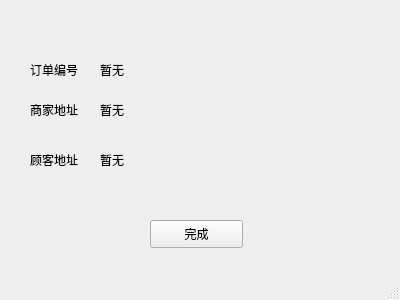
The window that component_order.ui (hzf644/QT-homework) describes before a commit, drawn with Qt 5.
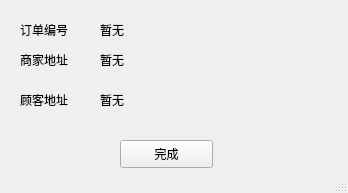
The same window after the commit.

```diff
--- a/component_order.ui
+++ b/component_order.ui
@@ -6,8 +6,8 @@
    <rect>
     <x>0</x>
     <y>0</y>
-    <width>400</width>
-    <height>300</height>
+    <width>348</width>
+    <height>193</height>
    </rect>
   </property>
   <property name="windowTitle">
@@ -17,8 +17,8 @@
    <widget class="QLabel" name="label">
     <property name="geometry">
      <rect>
-      <x>30</x>
-      <y>100</y>
+      <x>20</x>
+      <y>50</y>
       <width>69</width>
       <height>19</height>
      </rect>
@@ -30,8 +30,8 @@
    <widget class="QLabel" name="label_2">
     <property name="geometry">
      <rect>
-      <x>30</x>
-      <y>150</y>
+      <x>20</x>
+      <y>90</y>
       <width>69</width>
       <height>19</height>
      </rect>
@@ -44,7 +44,7 @@
     <property name="geometry">
      <rect>
       <x>100</x>
-      <y>100</y>
+      <y>50</y>
       <width>261</width>
       <height>19</height>
      </rect>
@@ -57,7 +57,7 @@
     <property name="geometry">
      <rect>
       <x>100</x>
-      <y>150</y>
+      <y>90</y>
       <width>261</width>
       <height>19</height>
      </rect>
@@ -69,8 +69,8 @@
    <widget class="QLabel" name="label_3">
     <property name="geometry">
      <rect>
-      <x>30</x>
-      <y>60</y>
+      <x>20</x>
+      <y>20</y>
       <width>69</width>
       <height>19</height>
      </rect>
@@ -83,7 +83,7 @@
     <property name="geometry">
      <rect>
       <x>100</x>
-      <y>60</y>
+      <y>20</y>
       <width>261</width>
       <height>19</height>
      </rect>
@@ -95,8 +95,8 @@
    <widget class="QPushButton" name="have_finished">
     <property name="geometry">
      <rect>
-      <x>150</x>
-      <y>220</y>
+      <x>120</x>
+      <y>140</y>
       <width>93</width>
       <height>28</height>
      </rect>
```
